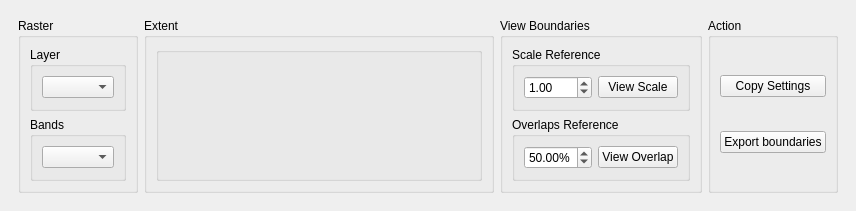
First picture: the form in ui/EncoderCopilot.ui, repository coolzhao/Geo-SAM, before the edit.
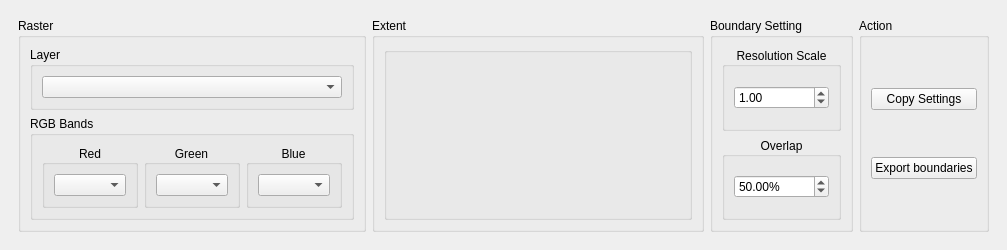
Second picture: the form after the edit. Custom widgets are drawn as their Qt base class.

Commit message: make Copy setting works

Diff of the .ui file:
```diff
--- a/ui/EncoderCopilot.ui
+++ b/ui/EncoderCopilot.ui
@@ -6,16 +6,22 @@
    <rect>
     <x>0</x>
     <y>0</y>
-    <width>856</width>
-    <height>192</height>
+    <width>1007</width>
+    <height>232</height>
    </rect>
   </property>
+  <property name="maximumSize">
+   <size>
+    <width>524287</width>
+    <height>524287</height>
+   </size>
+  </property>
   <property name="windowTitle">
    <string>Encoder Copilot</string>
   </property>
   <widget class="QWidget" name="dockWidgetContents">
-   <layout class="QGridLayout" name="gridLayout_8">
-    <item row="0" column="0">
+   <layout class="QHBoxLayout" name="horizontalLayout">
+    <item>
      <widget class="QFrame" name="horizontalFrame">
       <property name="maximumSize">
        <size>
@@ -33,11 +39,53 @@
           <item row="1" column="0">
            <widget class="QGroupBox" name="groupBox_2">
             <property name="title">
-             <string>Bands</string>
+             <string>RGB Bands</string>
             </property>
-            <layout class="QGridLayout" name="gridLayout_2">
-             <item row="0" column="0">
-              <widget class="QgsRasterBandComboBox" name="mRasterBandComboBox"/>
+            <layout class="QHBoxLayout" name="horizontalLayout_2">
+             <item>
+              <widget class="QGroupBox" name="groupBox_9">
+               <property name="title">
+                <string>Red</string>
+               </property>
+               <property name="alignment">
+                <set>Qt::AlignCenter</set>
+               </property>
+               <layout class="QGridLayout" name="gridLayout_9">
+                <item row="0" column="0">
+                 <widget class="QgsRasterBandComboBox" name="mRasterBandComboBox_R"/>
+                </item>
+               </layout>
+              </widget>
+             </item>
+             <item>
+              <widget class="QGroupBox" name="groupBox_10">
+               <property name="title">
+                <string>Green</string>
+               </property>
+               <property name="alignment">
+                <set>Qt::AlignCenter</set>
+               </property>
+               <layout class="QGridLayout" name="gridLayout_8">
+                <item row="0" column="0">
+                 <widget class="QgsRasterBandComboBox" name="mRasterBandComboBox_G"/>
+                </item>
+               </layout>
+              </widget>
+             </item>
+             <item>
+              <widget class="QGroupBox" name="groupBox_11">
+               <property name="title">
+                <string>Blue</string>
+               </property>
+               <property name="alignment">
+                <set>Qt::AlignCenter</set>
+               </property>
+               <layout class="QGridLayout" name="gridLayout_11">
+                <item row="0" column="0">
+                 <widget class="QgsRasterBandComboBox" name="mRasterBandComboBox_B"/>
+                </item>
+               </layout>
+              </widget>
              </item>
             </layout>
            </widget>
@@ -64,7 +112,14 @@
          </property>
          <layout class="QGridLayout" name="gridLayout_4">
           <item row="0" column="0">
-           <widget class="QgsExtentGroupBox" name="mExtentGroupBox"/>
+           <widget class="QgsExtentGroupBox" name="mExtentGroupBox">
+            <property name="sizePolicy">
+             <sizepolicy hsizetype="Preferred" vsizetype="Minimum">
+              <horstretch>0</horstretch>
+              <verstretch>0</verstretch>
+             </sizepolicy>
+            </property>
+           </widget>
           </item>
          </layout>
         </widget>
@@ -72,55 +127,77 @@
        <item>
         <widget class="QGroupBox" name="groupBox_5">
          <property name="title">
-          <string>View Boundaries</string>
+          <string>Boundary Setting</string>
          </property>
          <layout class="QGridLayout" name="gridLayout_6">
           <item row="0" column="0">
            <widget class="QGroupBox" name="groupBox_6">
             <property name="title">
-             <string>Scale Reference</string>
+             <string>Resolution Scale</string>
+            </property>
+            <property name="alignment">
+             <set>Qt::AlignCenter</set>
             </property>
             <layout class="QGridLayout" name="gridLayout_5">
              <item row="0" column="0">
-              <widget class="QgsDoubleSpinBox" name="mQgsDoubleSpinBox">
+              <widget class="QgsDoubleSpinBox" name="mBoxResolutionScale">
+               <property name="sizePolicy">
+                <sizepolicy hsizetype="Preferred" vsizetype="Fixed">
+                 <horstretch>0</horstretch>
+                 <verstretch>0</verstretch>
+                </sizepolicy>
+               </property>
+               <property name="decimals">
+                <number>2</number>
+               </property>
+               <property name="minimum">
+                <double>0.100000000000000</double>
+               </property>
+               <property name="maximum">
+                <double>100.000000000000000</double>
+               </property>
+               <property name="singleStep">
+                <double>0.500000000000000</double>
+               </property>
                <property name="value">
                 <double>1.000000000000000</double>
                </property>
               </widget>
              </item>
-             <item row="0" column="1">
-              <widget class="QPushButton" name="pushButton">
-               <property name="text">
-                <string>View Scale</string>
-               </property>
-              </widget>
-             </item>
             </layout>
            </widget>
           </item>
           <item row="1" column="0">
            <widget class="QGroupBox" name="groupBox_7">
             <property name="title">
-             <string>Overlaps Reference</string>
+             <string>Overlap</string>
             </property>
-            <layout class="QFormLayout" name="formLayout">
+            <property name="alignment">
+             <set>Qt::AlignCenter</set>
+            </property>
+            <layout class="QGridLayout" name="gridLayout_2">
              <item row="0" column="0">
-              <widget class="QgsDoubleSpinBox" name="mQgsDoubleSpinBox_2">
+              <widget class="QgsDoubleSpinBox" name="mBoxOverlap">
+               <property name="sizePolicy">
+                <sizepolicy hsizetype="Preferred" vsizetype="Fixed">
+                 <horstretch>0</horstretch>
+                 <verstretch>0</verstretch>
+                </sizepolicy>
+               </property>
                <property name="suffix">
                 <string>%</string>
                </property>
+               <property name="maximum">
+                <double>99.000000000000000</double>
+               </property>
+               <property name="singleStep">
+                <double>5.000000000000000</double>
+               </property>
                <property name="value">
                 <double>50.000000000000000</double>
                </property>
               </widget>
              </item>
-             <item row="0" column="1">
-              <widget class="QPushButton" name="pushButton_2">
-               <property name="text">
-                <string>View Overlap</string>
-               </property>
-              </widget>
-             </item>
             </layout>
            </widget>
           </item>
```
Left out of the diff: 4 changed lines with no effect on the pictures. The commit also changes 2 other files.
